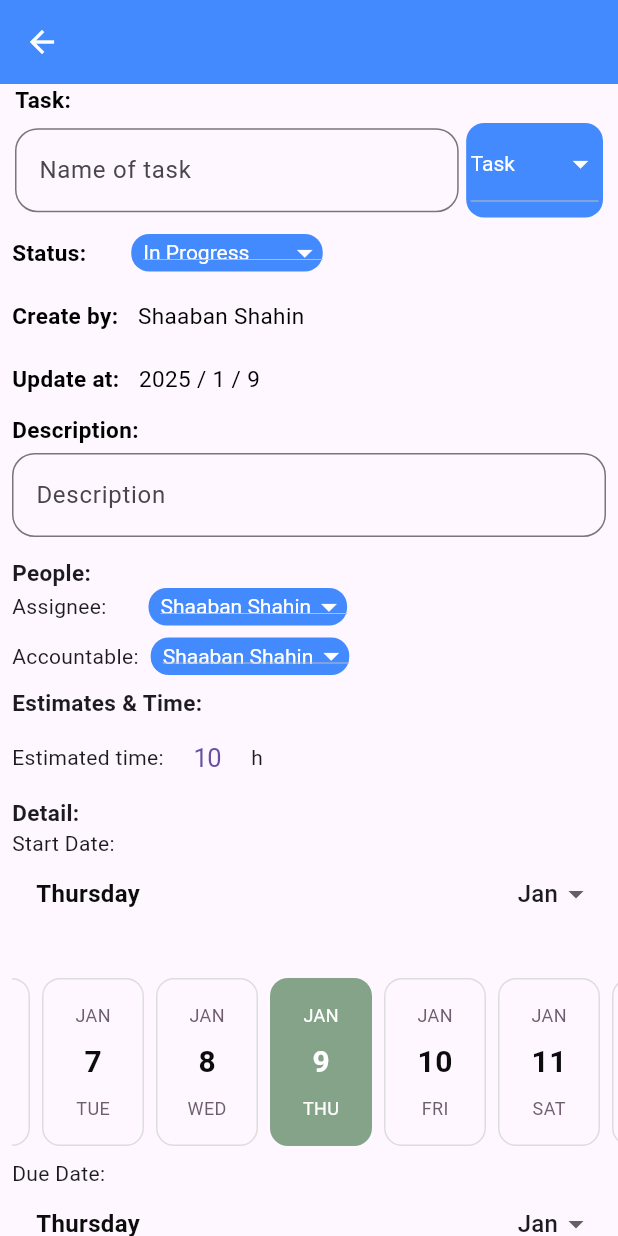
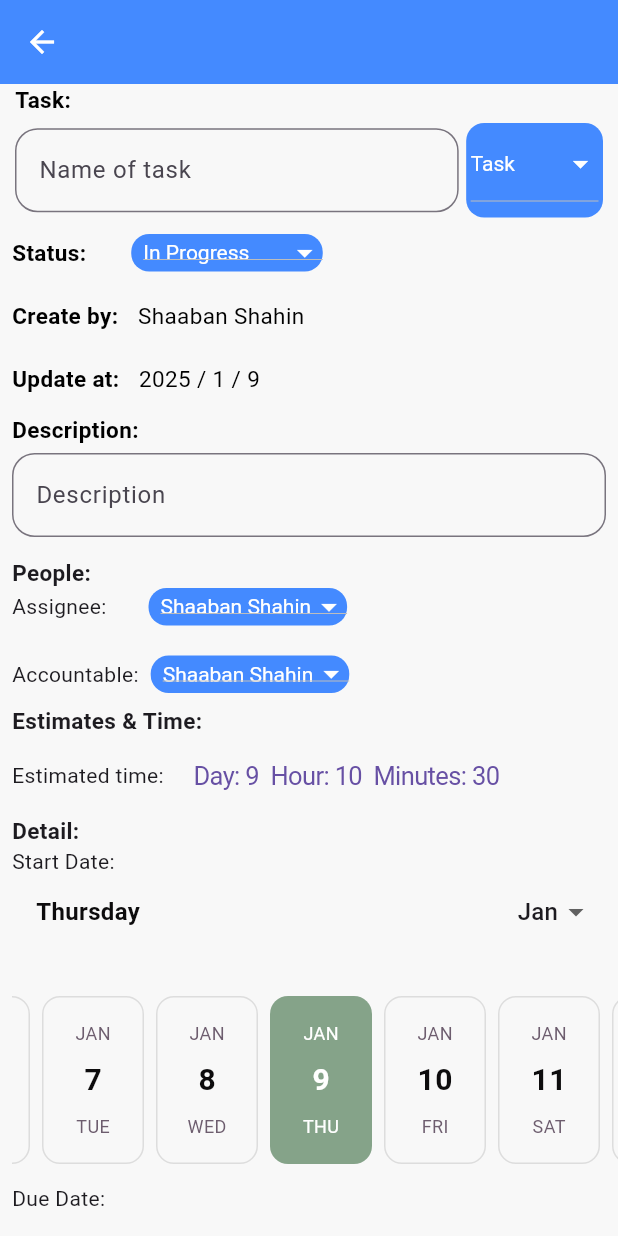
Before and after one commit to teryac/openproject-mobile, a Flutter app: the AddScreen screen opened directly with empty values, on a phone screen of 412 x 824 dp. Run offline on Flutter 3.47's test engine with Material 3 defaults, Android fonts, the phone set to English and light mode, and no system bars; drawn by our look-alikes of easy_date_timeline; our stand-ins replace badges, curved_labeled_navigation_bar, fluttericon, fluttertoast, percent_indicator, shared_preferences; accounts and stored records are empty.

Commit message:
fix and improve code

```diff
--- a/Code/open_project/lib/AddTask.dart
+++ b/Code/open_project/lib/AddTask.dart
@@ -38,12 +38,15 @@ class AddTask extends State<AddScreen> {
   DateTime enddate = DateTime.now();
   DateTime hours = DateTime.now();
   DateTime updateTime = DateTime.now();
+  var initialDate;
+  var selectedYear;
 
   AddTask(this.id, this.name);
 
   @override
   Widget build(BuildContext context) {
     return Scaffold(
+      backgroundColor: const Color(0xfff8f8f8),
       appBar: AppBar(
         backgroundColor: Colors.blueAccent,
         title: Text(name, style: const TextStyle(color: Colors.white)),
@@ -370,7 +373,7 @@ class AddTask extends State<AddScreen> {
                         ),
                       ),
                     ]),
-                    const SizedBox(height: 8),
+                    const SizedBox(height: 20),
                     Row(children: [
                       const Text("Accountable:"),
                       const SizedBox(width: 8, height: 0),
@@ -421,7 +424,8 @@ class AddTask extends State<AddScreen> {
                     Row(children: [
                       const Text('Estimated time:'),
                       CupertinoButton(
-                        child: Text('${hours.hour}'),
+                        child: Text(
+                            'Day: ${hours.day}  Hour: ${hours.hour}  Minutes: ${hours.minute}'),
                         onPressed: () {
                           showCupertinoModalPopup(
                             context: context,
@@ -431,7 +435,7 @@ class AddTask extends State<AddScreen> {
                                 backgroundColor: Colors.white,
                                 initialDateTime: hours,
                                 use24hFormat: true,
-                                mode: CupertinoDatePickerMode.time,
+                                mode: CupertinoDatePickerMode.dateAndTime,
                                 onDateTimeChanged: (DateTime value) {
                                   setState(() {
                                     hours = value;
@@ -442,7 +446,6 @@ class AddTask extends State<AddScreen> {
                           );
                         },
                       ),
-                      const Text('h')
                     ]),
                   ]),
             ),
@@ -462,10 +465,52 @@ class AddTask extends State<AddScreen> {
                         crossAxisAlignment: CrossAxisAlignment.start,
                         children: [
                           const Text('Start Date:'),
+                          /*CupertinoButton(
+                            child: Text("Select Year"),
+                            onPressed: () async {
+                              selectedYear = await showCupertinoModalPopup<int>(
+                                context: context,
+                                builder: (BuildContext context) {
+                                  return Container(
+                                    height: 250,
+                                    color: Colors.white,
+                                    child: CupertinoPicker(
+                                      scrollController:
+                                          FixedExtentScrollController(
+                                        initialItem: DateTime.now().year -
+                                            2000, // Adjust as needed
+                                      ),
+                                      itemExtent: 40,
+                                      onSelectedItemChanged: (int index) {
+                                        Navigator.pop(
+                                            context,
+                                            2000 +
+                                                index); // Return the selected year
+                                      },
+                                      children: List<Widget>.generate(
+                                        100, // Years range from 2000 to 2099
+                                        (index) => Center(
+                                          child: Text('${2000 + index}'),
+                                        ),
+                                      ),
+                                    ),
+                                  );
+                                },
+                              );
+
+                              if (selectedYear != null) {
+                                // Update your timeline with the selected year.
+                                setState(() {
+                                  initialDate = DateTime(selectedYear,
+                                      DateTime(1900).month, DateTime(1900).day);
+                                });
+                              }
+                            },
+                          ),*/
                           EasyDateTimeLine(
                             initialDate: DateTime.now(),
                             onDateChange: (selectedDate) {
-                              //[selectedDate] the new date selected.
+                              // Handle the new selected date, including the year.
                             },
                             activeColor: const Color(0xff85A389),
                             dayProps: const EasyDayProps(
@@ -474,6 +519,7 @@ class AddTask extends State<AddScreen> {
                               todayHighlightColor: Color(0xffE1ECC8),
                             ),
                           ),
+                          const SizedBox(height: 5.0),
                           const Text('Due Date:'),
                           EasyDateTimeLine(
                             initialDate: DateTime.now(),
--- a/Code/open_project/lib/Login.dart
+++ b/Code/open_project/lib/Login.dart
@@ -127,7 +127,6 @@ class Login extends State<LoginScreen> {
           : Column(
               crossAxisAlignment: CrossAxisAlignment.start,
               children: [
-                ///const SizedBox(height: 15.0),
                 const Padding(
                   padding: EdgeInsets.only(top: 8.0, left: 8.0),
                   child: Text(
@@ -139,9 +138,7 @@ class Login extends State<LoginScreen> {
                   ),
                 ),
                 const Padding(
-                  padding: EdgeInsets.only(
-                    left: 8.0,
-                  ),
+                  padding: EdgeInsets.only(left: 8.0),
                   child: Text(
                     "Welcome back",
                     style: TextStyle(color: Colors.black),
@@ -157,6 +154,7 @@ class Login extends State<LoginScreen> {
                         fontWeight: FontWeight.bold),
                   ),
                 ),
+                const SizedBox(height: 5.0),
                 Expanded(
                     child: ListView.builder(
                   //shrinkWrap: true,
--- a/Code/open_project/lib/main.dart
+++ b/Code/open_project/lib/main.dart
@@ -153,9 +153,7 @@ class _MyHomePageState extends State<MyHomePage> with TickerProviderStateMixin {
         child: Column(
           mainAxisAlignment: MainAxisAlignment.center,
           children: [
-            const SizedBox(
-              height: 150.0,
-            ),
+            const SizedBox(height: 150.0),
             SizedBox(
               height: 250,
               child: Stack(
```
Also changed, not shown: Code/open_project/lib/DetailOfProject.dart (+32 -23 lines).
